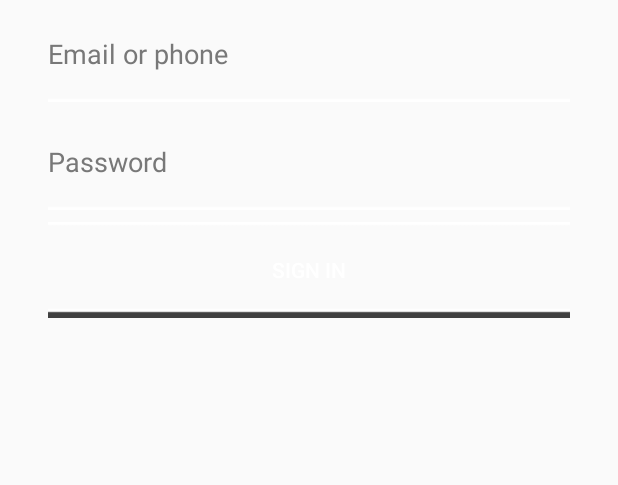
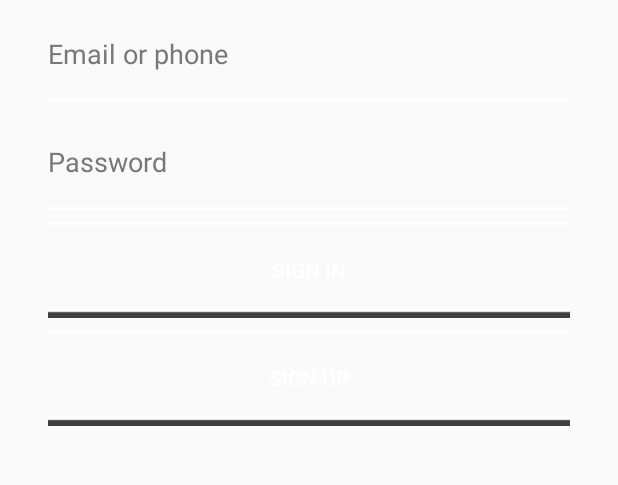
Before and after one commit to AndroidLyceum/VkVftdan, an Android app: the LoginActivity screen opened directly, with no data from a screen before it, on a phone screen of 412 x 824 dp, the part 423-908 px from its top. Run offline under Robolectric (Android 15) with nearby library versions, the phone set to English and light mode, and no system bars; 4 statements that could not run were skipped.

Commit message:
loginscreen design

```diff
--- a/mobile/src/main/res/layout/activity_login.xml
+++ b/mobile/src/main/res/layout/activity_login.xml
@@ -71,4 +71,16 @@
         android:layout_marginBottom="4dp"
         android:textColor="@color/darkbg_button_color"/>
 
+    <Button
+        android:text="Sign Up"
+        android:layout_width="match_parent"
+        android:layout_height="wrap_content"
+        android:id="@+id/signUp_button"
+        android:layout_marginLeft="32dp"
+        android:layout_marginRight="32dp"
+        android:background="@drawable/button_border"
+        android:layout_marginTop="4dp"
+        android:layout_marginBottom="4dp"
+        android:textColor="@color/darkbg_button_color"/>
+
 </LinearLayout>
```
